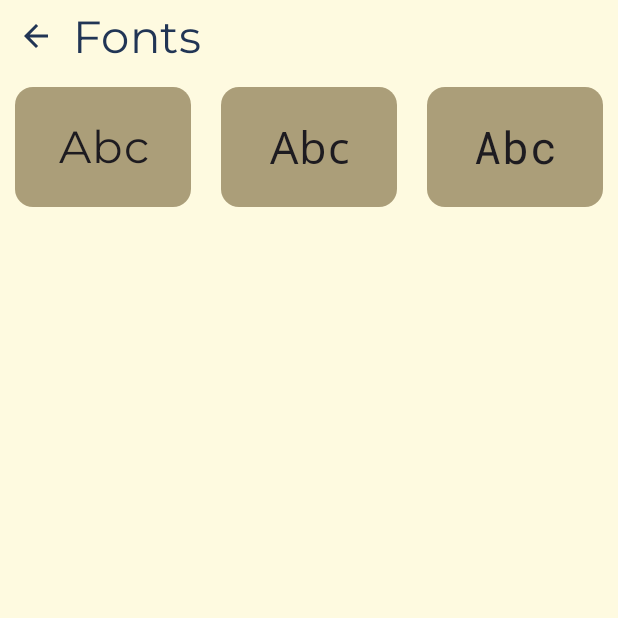
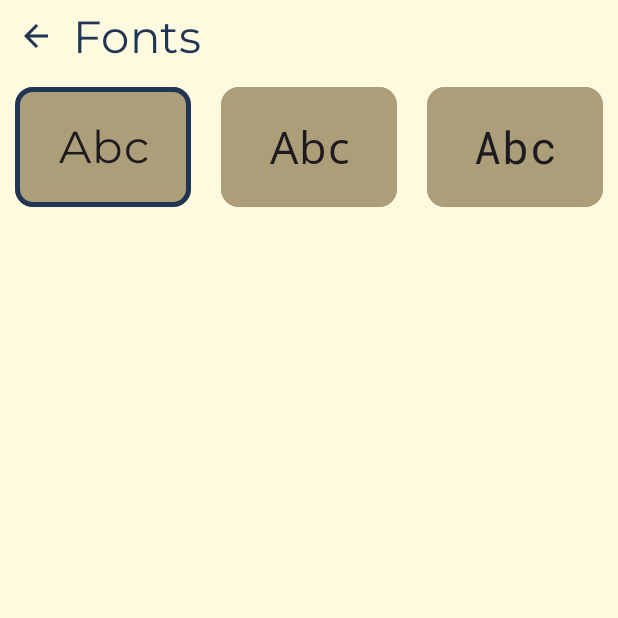
Before and after one commit to kelvin-ngure/Motivation, an Android app built with Jetpack Compose: the Fonts screen opened through its navigation route, on a phone screen of 412 x 824 dp, the top half of it. Run offline under Robolectric (Android 15) with nearby library versions, the phone set to English and light mode, and no system bars; our stand-ins replace Dagger/Hilt's generated code, Room's generated code.

Commit message:
can now change fonts via the fonts list

```diff
--- a/app/src/main/java/com/happymeerkat/motivated/domain/themes/FontManager.kt
+++ b/app/src/main/java/com/happymeerkat/motivated/domain/themes/FontManager.kt
@@ -5,7 +5,7 @@ import com.happymeerkat.motivated.data.preferences.ThemePreferencesRepository
 import kotlinx.coroutines.flow.Flow
 
 class FontManager(
-    repository: ThemePreferencesRepository
+    private val repository: ThemePreferencesRepository
 ) {
     val fonts = listOf<Int>(
         R.font.montserrat_regular,
@@ -14,6 +14,10 @@ class FontManager(
     )
 
     val currentFontIndex : Flow<Int> =  repository.readFontPreference // reading pref returns 0 if no preference saved
+
+    suspend fun changeFont(fontIndex: Int) {
+        repository.saveFontPreference(fontIndex)
+    }
 
     //val showCurrentFont: Flow<Int> = repository.readFontPreference
 //        flow {
--- a/app/src/main/java/com/happymeerkat/motivated/ui/views/navigation/RootNavigation.kt
+++ b/app/src/main/java/com/happymeerkat/motivated/ui/views/navigation/RootNavigation.kt
@@ -25,7 +25,7 @@ fun RootNavigation(
     NavHost(
         navController = navController,
         route = NavigationGraph.GRAPHROOT.route,
-        startDestination = NavigationGraph.FONTS.route,
+        startDestination = "main",
     ) {
         composable( route = "main" ) {
             MainScreen(
--- a/app/src/main/java/com/happymeerkat/motivated/ui/views/settings/fonts/FontBox.kt
+++ b/app/src/main/java/com/happymeerkat/motivated/ui/views/settings/fonts/FontBox.kt
@@ -1,6 +1,8 @@
 package com.happymeerkat.motivated.ui.views.settings.fonts
 
+import androidx.compose.foundation.BorderStroke
 import androidx.compose.foundation.background
+import androidx.compose.foundation.clickable
 import androidx.compose.foundation.layout.Arrangement
 import androidx.compose.foundation.layout.Column
 import androidx.compose.foundation.layout.fillMaxSize
@@ -24,13 +26,19 @@ import androidx.compose.ui.unit.sp
 @Composable
 fun FontBox(
     modifier: Modifier = Modifier,
-    fontId: Int
+    fontId: Int,
+    changeFont: () -> Unit,
+    isCurrentFont: Boolean
 ) {
     Card(
-        modifier = Modifier.padding(10.dp).height(80.dp),
+        modifier = Modifier
+            .padding(10.dp)
+            .height(80.dp)
+            .clickable { changeFont() },
         colors = CardDefaults.cardColors(
             containerColor = MaterialTheme.colorScheme.surface
-        )
+        ),
+        border = if(isCurrentFont) BorderStroke(3.dp, MaterialTheme.colorScheme.onPrimary) else BorderStroke(0.1.dp, MaterialTheme.colorScheme.surface )
     ) {
         Column(
             modifier = Modifier.fillMaxSize(),
--- a/app/src/main/java/com/happymeerkat/motivated/ui/views/settings/fonts/Fonts.kt
+++ b/app/src/main/java/com/happymeerkat/motivated/ui/views/settings/fonts/Fonts.kt
@@ -2,21 +2,15 @@ package com.happymeerkat.motivated.ui.views.settings.fonts
 
 import androidx.compose.foundation.background
 import androidx.compose.foundation.layout.fillMaxSize
-import androidx.compose.foundation.layout.fillMaxWidth
 import androidx.compose.foundation.layout.padding
 import androidx.compose.foundation.lazy.grid.GridCells
 import androidx.compose.foundation.lazy.grid.LazyVerticalGrid
 import androidx.compose.foundation.lazy.grid.items
 import androidx.compose.material3.MaterialTheme
 import androidx.compose.material3.Scaffold
-import androidx.compose.material3.Text
 import androidx.compose.runtime.Composable
 import androidx.compose.runtime.collectAsState
 import androidx.compose.ui.Modifier
-import androidx.compose.ui.graphics.Color
-import androidx.compose.ui.text.font.Font
-import androidx.compose.ui.text.font.FontFamily
-import androidx.compose.ui.unit.dp
 import androidx.hilt.navigation.compose.hiltViewModel
 import com.happymeerkat.motivated.ui.views.util.AppBar
 import com.happymeerkat.motivated.ui.views.vm.FontMenuVM
@@ -43,7 +37,11 @@ fun Fonts(
             columns = GridCells.Fixed(3)
         ) {
             items(state.fonts) { fontId ->
-                FontBox(fontId = fontId)
+                FontBox(
+                    fontId = fontId,
+                    changeFont = {vm.changeSelectedFont(fontId =  fontId)},
+                    isCurrentFont = state.selectedFont == fontId
+                )
             }
         }
     }
--- a/app/src/main/java/com/happymeerkat/motivated/ui/views/vm/FontMenuVM.kt
+++ b/app/src/main/java/com/happymeerkat/motivated/ui/views/vm/FontMenuVM.kt
@@ -9,6 +9,7 @@ import kotlinx.coroutines.flow.MutableStateFlow
 import kotlinx.coroutines.flow.StateFlow
 import kotlinx.coroutines.flow.launchIn
 import kotlinx.coroutines.flow.onEach
+import kotlinx.coroutines.launch
 import javax.inject.Inject
 
 @HiltViewModel
@@ -22,7 +23,7 @@ class FontMenuVM @Inject constructor(
 
     init {
         getAllFonts()
-        updateSelectedFont()
+        getSelectedFont()
     }
 
     fun getAllFonts() {
@@ -31,7 +32,7 @@ class FontMenuVM @Inject constructor(
         )
     }
 
-    fun updateSelectedFont() {
+    fun getSelectedFont() {
         currentFontJob?.cancel()
         currentFontJob = fontManager.currentFontIndex.onEach { fontIndex ->
             _fontMenuUI.value = fontMenuUI.value.copy(
@@ -39,7 +40,17 @@ class FontMenuVM @Inject constructor(
                 selectedFont = fontManager.fonts[fontIndex]
             )
         }.launchIn(viewModelScope)
+    }
 
+    fun changeSelectedFont(fontId: Int) {
+        val fontIndex = fontManager.fonts.indexOf(fontId)
+        _fontMenuUI.value = fontMenuUI.value.copy(
+            selectedFontIndex = fontIndex,
+            selectedFont = fontId
+        )
+        viewModelScope.launch {
+            fontManager.changeFont(fontIndex)
+        }
     }
 }
 
```
Also changed, not shown: app/src/main/java/com/happymeerkat/motivated/ui/views/home/QuoteCard.kt (+6 -1 lines).
